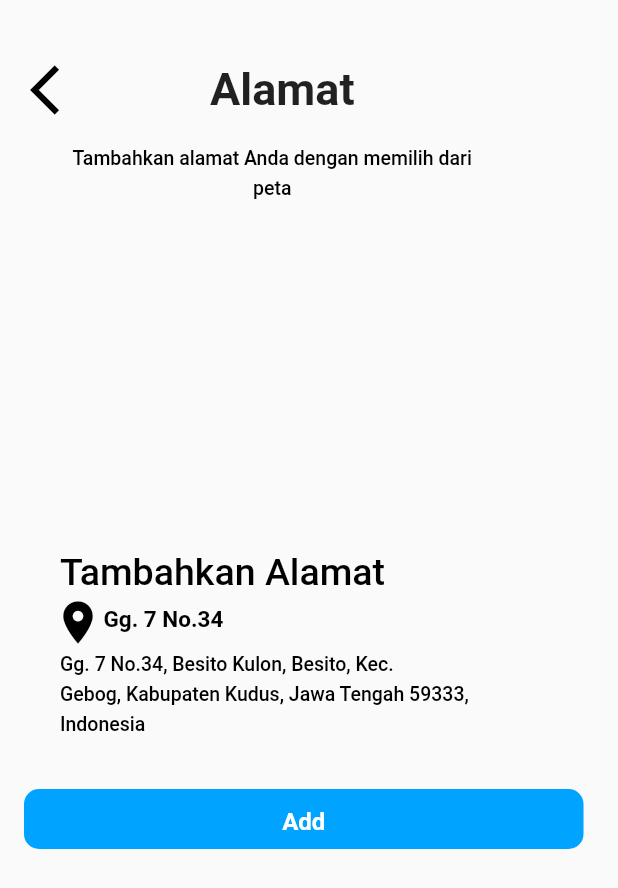
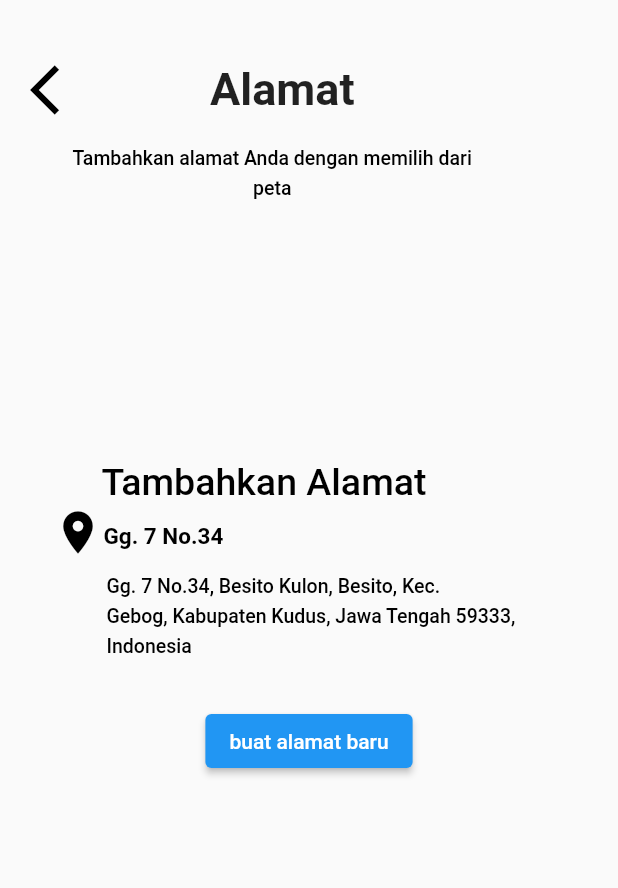
Before and after one commit to nouvosajja/Zuki-Laundry, a Flutter app: the alamat screen opened directly, on a phone screen of 412 x 824 dp. Shown: the top 888 px of the screen. Run offline on Flutter 3.47's test engine with Material 2 defaults, Android fonts, the light colour scheme and no system bars; our stand-ins replace grouped_list, iconly, shared_preferences; accounts and stored records are empty.

Commit message:
alamat.dart

```diff
--- a/lib/profile/alamat.dart
+++ b/lib/profile/alamat.dart
@@ -1,4 +1,5 @@
 import 'package:flutter/material.dart';
+import 'package:zuki_laundry/profile/tambahAlamat.dart';
 
 class alamat extends StatefulWidget {
   const alamat({super.key});
@@ -18,7 +19,9 @@ class _alamatState extends State<alamat> {
             children: [
               Stack(
                 children: [
-                  Container(height: 140, width: double.infinity),
+                  Container(
+                    height: 140,
+                  ),
                   Column(
                       crossAxisAlignment: CrossAxisAlignment.start,
                       children: const []),
@@ -45,6 +48,8 @@ class _alamatState extends State<alamat> {
                       ),
                     ),
                   ),
+                  Column(
+                    children: [
                       Container(
                         margin: EdgeInsets.fromLTRB(40, 95, 0, 19),
                         constraints: BoxConstraints(
@@ -61,18 +66,20 @@ class _alamatState extends State<alamat> {
                           ),
                         ),
                       ),
-                  Container(
-                    // addaddressCTj (54:204)
-                    margin: EdgeInsets.fromLTRB(0, 0, 0, 50),
+                    ],
+                  ),
+                  Expanded(
+                    child: SizedBox(
                       width: double.infinity,
                       child: Column(
-                      crossAxisAlignment: CrossAxisAlignment.start,
                         children: [
+                          SizedBox(
+                            height: 300,
+                          ),
                           Container(
-                          // tambakhanalamat86V (54:205)
-                          margin: EdgeInsets.fromLTRB(40, 360, 0, 0),
+                            margin: EdgeInsets.fromLTRB(0, 0, 60, 0),
                             child: Text(
-                            'Tambahkan Alamat ',
+                              'Tambahkan Alamat',
                               style: TextStyle(
                                 fontSize: 25,
                                 fontWeight: FontWeight.w500,
@@ -82,16 +89,13 @@ class _alamatState extends State<alamat> {
                             ),
                           ),
                           Row(
-                          crossAxisAlignment: CrossAxisAlignment.start,
                             children: [
                               Container(
                                 margin: EdgeInsets.fromLTRB(35, 0, 0, 0),
-                              child: Container(
                                 child: Icon(
                                   Icons.location_on,
                                   size: 34,
                                   color: Color.fromRGBO(0, 0, 0, 1),
-                                ),
                                 ),
                               ),
                               Container(
@@ -109,7 +113,7 @@ class _alamatState extends State<alamat> {
                             ],
                           ),
                           Container(
-                          margin: EdgeInsets.fromLTRB(40, 0, 0, 30),
+                            margin: EdgeInsets.fromLTRB(40, 8, 0, 30),
                             constraints: BoxConstraints(
                               maxWidth: 310,
                             ),
@@ -123,36 +127,18 @@ class _alamatState extends State<alamat> {
                               ),
                             ),
                           ),
-                        Container(
-                          // continuehBo (54:189)
-                          margin: EdgeInsets.fromLTRB(16, 0, 23, 0),
-                          child: TextButton(
-                            onPressed: () {},
-                            style: TextButton.styleFrom(
-                              padding: EdgeInsets.zero,
-                            ),
-                            child: Container(
-                              width: double.infinity,
-                              height: 40,
-                              decoration: BoxDecoration(
-                                color: Color(0xff00a3ff),
-                                borderRadius: BorderRadius.circular(10),
-                              ),
-                              child: Center(
-                                child: Text(
-                                  'Add',
-                                  style: TextStyle(
-                                    fontSize: 16,
-                                    fontWeight: FontWeight.w600,
-                                    height: 1.5,
-                                    color: Color(0xffffffff),
-                                  ),
-                                ),
-                              ),
-                            ),
-                          ),
+                          ElevatedButton(
+                            onPressed: () {
+                              Navigator.push(
+                                context,
+                                MaterialPageRoute(
+                                    builder: (context) => const tambahAlamat()),
+                              );
+                            },
+                            child: const Text('buat alamat baru'),
                           ),
                         ],
+                      ),
                     ),
                   ),
                 ],
```
Lines whose indentation alone changed are shown as unchanged.
